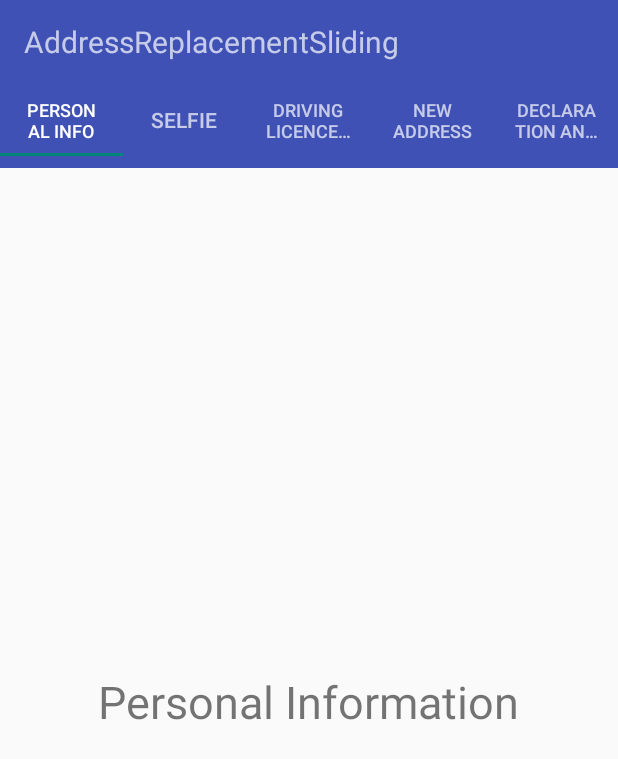
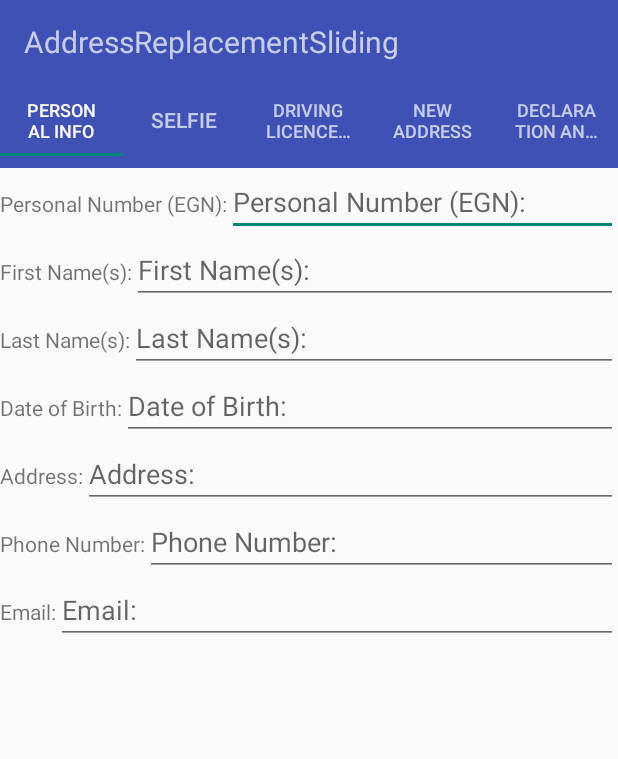
Before and after one commit to TeodoraFilipova/GetMyDriverCardApplication, an Android app: the PersonalInfoFragment screen opened directly, with no data from a screen before it, on a phone screen of 412 x 824 dp. Shown: the top 759 px of the screen. Run offline under Robolectric (Android 15) with nearby library versions, the phone set to English and light mode, and no system bars; libraries missing offline, so code that uses them is left out: pl.aprilapps.easyphotopicker; 5 statements that could not run were skipped.

Commit message:
personal info fragment layout

```diff
--- a/Android/app/src/main/res/layout/fragment_personal_info.xml
+++ b/Android/app/src/main/res/layout/fragment_personal_info.xml
@@ -4,13 +4,155 @@
     android:layout_width="match_parent"
     android:layout_height="match_parent">
 
-    <!-- TODO: Update blank fragment layout -->
-    <TextView
-        android:layout_width="wrap_content"
+    <LinearLayout
+        android:id="@+id/layout_personal_number"
+        android:layout_width="match_parent"
         android:layout_height="wrap_content"
-        android:text="Personal Information"
-        android:layout_centerInParent="true"
-        android:textSize="30dp"
-        />
+        android:orientation="horizontal">
+
+        <TextView
+            android:id="@+id/tv_personal_number"
+            android:layout_width="wrap_content"
+            android:layout_height="wrap_content"
+            android:text="@string/personal_number_egn" />
+
+        <EditText
+            android:id="@+id/et_personal_number"
+            android:layout_width="match_parent"
+            android:layout_height="wrap_content"
+            android:hint="@string/personal_number_egn"
+            android:inputType="number" />
+    </LinearLayout>
+
+
+    <LinearLayout
+        android:id="@+id/layout_first_name"
+        android:layout_width="match_parent"
+        android:layout_height="wrap_content"
+        android:layout_below="@+id/layout_personal_number"
+        android:orientation="horizontal">
+
+        <TextView
+            android:id="@+id/tv_first_name"
+            android:layout_width="wrap_content"
+            android:layout_height="wrap_content"
+            android:text="@string/first_name" />
+
+        <EditText
+            android:id="@+id/et_first_name"
+            android:layout_width="match_parent"
+            android:layout_height="wrap_content"
+            android:hint="@string/first_name"
+            android:inputType="textPersonName" />
+    </LinearLayout>
+
+
+    <LinearLayout
+        android:id="@+id/layout_last_name"
+        android:layout_width="match_parent"
+        android:layout_height="wrap_content"
+        android:layout_below="@+id/layout_first_name"
+        android:orientation="horizontal">
+
+        <TextView
+            android:id="@+id/tv_last_name"
+            android:layout_width="wrap_content"
+            android:layout_height="wrap_content"
+            android:text="@string/last_name" />
+
+        <EditText
+            android:id="@+id/et_last_name"
+            android:layout_width="match_parent"
+            android:layout_height="wrap_content"
+            android:hint="@string/last_name"
+            android:inputType="textPersonName" />
+    </LinearLayout>
+
+
+    <LinearLayout
+        android:id="@+id/layout_date_of_birth"
+        android:layout_width="match_parent"
+        android:layout_height="wrap_content"
+        android:layout_below="@+id/layout_last_name"
+        android:orientation="horizontal">
+
+        <TextView
+            android:id="@+id/tv_date_of_birth"
+            android:layout_width="wrap_content"
+            android:layout_height="wrap_content"
+            android:text="@string/date_of_birth" />
+
+        <EditText
+            android:id="@+id/et_date_of_birth"
+            android:layout_width="match_parent"
+            android:layout_height="wrap_content"
+            android:hint="@string/date_of_birth"
+            android:inputType="date" />
+    </LinearLayout>
+
+
+    <LinearLayout
+        android:id="@+id/layout_address"
+        android:layout_width="match_parent"
+        android:layout_height="wrap_content"
+        android:layout_below="@+id/layout_date_of_birth"
+        android:orientation="horizontal">
+
+        <TextView
+            android:id="@+id/tv_address"
+            android:layout_width="wrap_content"
+            android:layout_height="wrap_content"
+            android:text="@string/address" />
+
+        <EditText
+            android:id="@+id/et_address"
+            android:layout_width="match_parent"
+            android:layout_height="wrap_content"
+            android:hint="@string/address"
+            android:inputType="textPostalAddress" />
+    </LinearLayout>
+
+
+    <LinearLayout
+        android:id="@+id/layout_phone_number"
+        android:layout_width="match_parent"
+        android:layout_height="wrap_content"
+        android:layout_below="@+id/layout_address"
+        android:orientation="horizontal">
+
+        <TextView
+            android:id="@+id/tv_phone_number"
+            android:layout_width="wrap_content"
+            android:layout_height="wrap_content"
+            android:text="@string/phone_number" />
+
+        <EditText
+            android:id="@+id/et_phone_number"
+            android:layout_width="match_parent"
+            android:layout_height="wrap_content"
+            android:hint="@string/phone_number"
+            android:inputType="phone" />
+    </LinearLayout>
+
+    <LinearLayout
+        android:id="@+id/layout_email"
+        android:layout_width="match_parent"
+        android:layout_height="wrap_content"
+        android:layout_below="@+id/layout_phone_number"
+        android:orientation="horizontal">
+
+        <TextView
+            android:id="@+id/tv_email"
+            android:layout_width="wrap_content"
+            android:layout_height="wrap_content"
+            android:text="@string/email" />
+
+        <EditText
+            android:id="@+id/et_email"
+            android:layout_width="match_parent"
+            android:layout_height="wrap_content"
+            android:hint="@string/email"
+            android:inputType="textEmailAddress" />
+    </LinearLayout>
 
 </RelativeLayout>
```
